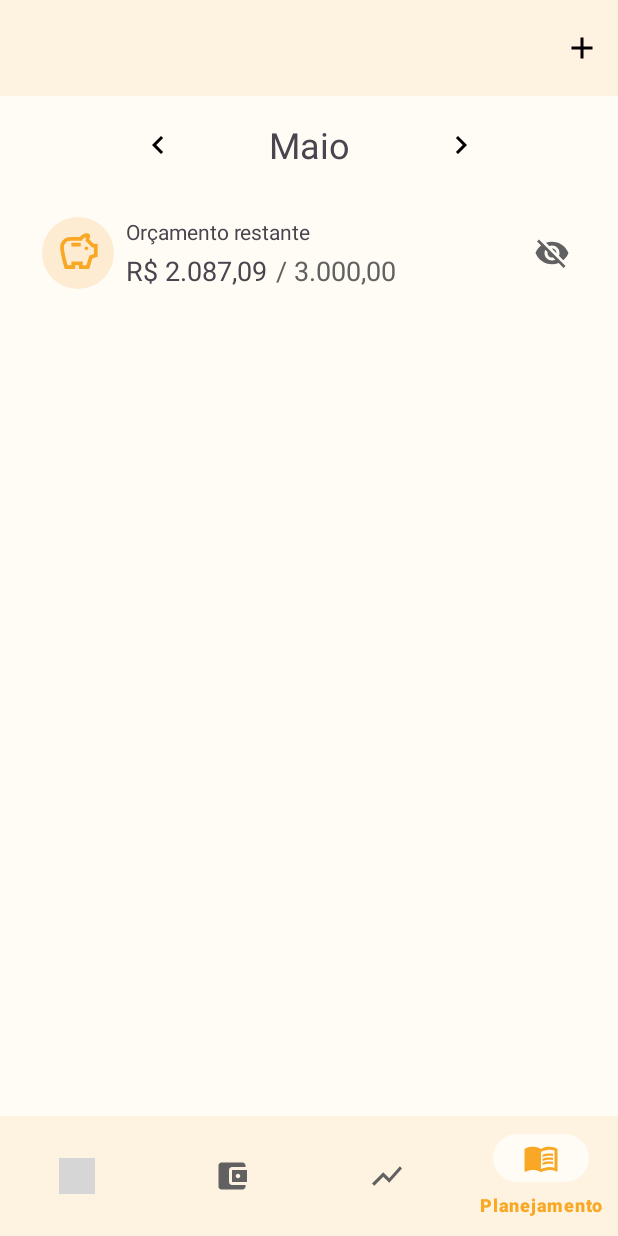
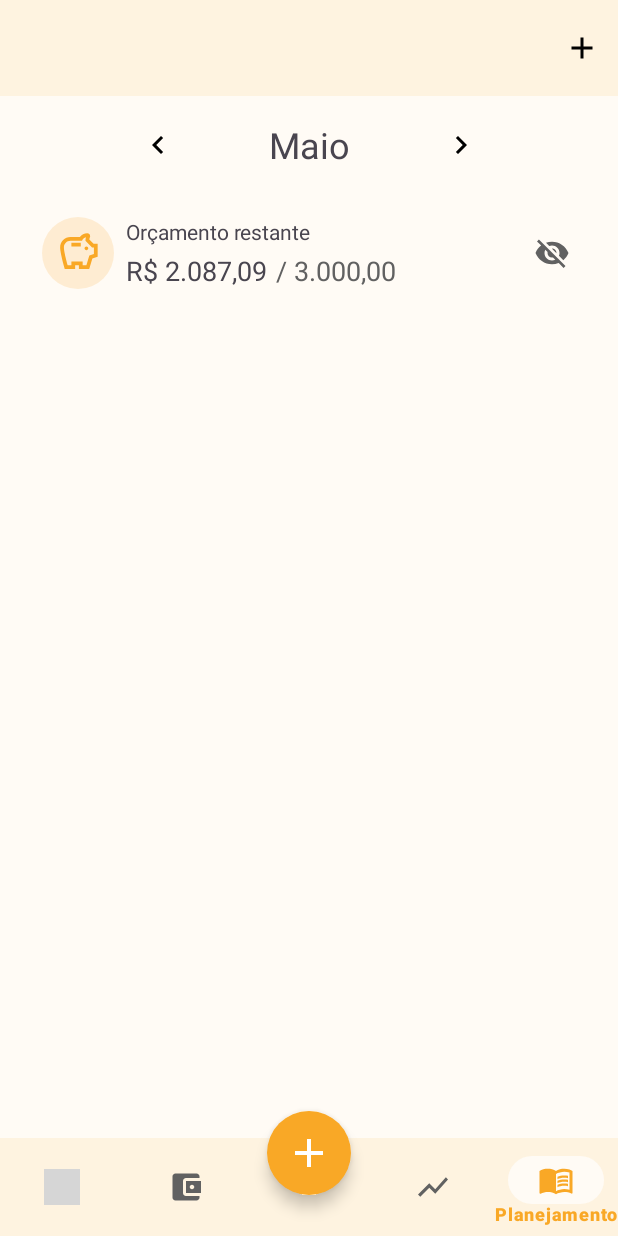
Before and after one commit to htchristie/finances-app, an Android app: the PlanningFragment screen opened through its navigation route, on a phone screen of 412 x 824 dp. Run offline under Robolectric (Android 15) with nearby library versions, the phone set to English and light mode, and no system bars; our stand-ins replace navigation-ui; grey boxes are pictures that could not be loaded.

Commit message:
added floating action button

```diff
--- a/app/src/main/java/com/fmu/financesapp/fragments/PlanningFragment.java
+++ b/app/src/main/java/com/fmu/financesapp/fragments/PlanningFragment.java
@@ -2,6 +2,8 @@ package com.fmu.financesapp.fragments;
 
 import android.os.Bundle;
 
+import androidx.annotation.NonNull;
+import androidx.annotation.Nullable;
 import androidx.fragment.app.Fragment;
 
 import android.view.LayoutInflater;
@@ -9,58 +11,29 @@ import android.view.View;
 import android.view.ViewGroup;
 
 import com.fmu.financesapp.R;
+import com.fmu.financesapp.databinding.ActivityMainBinding;
+import com.fmu.financesapp.databinding.FragmentPlanningBinding;
 
-/**
- * A simple {@link Fragment} subclass.
- * Use the {@link PlanningFragment#newInstance} factory method to
- * create an instance of this fragment.
- */
 public class PlanningFragment extends Fragment {
 
-    // TODO: Rename parameter arguments, choose names that match
-    // the fragment initialization parameters, e.g. ARG_ITEM_NUMBER
-    private static final String ARG_PARAM1 = "param1";
-    private static final String ARG_PARAM2 = "param2";
-
-    // TODO: Rename and change types of parameters
-    private String mParam1;
-    private String mParam2;
-
-    public PlanningFragment() {
-        // Required empty public constructor
-    }
-
-    /**
-     * Use this factory method to create a new instance of
-     * this fragment using the provided parameters.
-     *
-     * @param param1 Parameter 1.
-     * @param param2 Parameter 2.
-     * @return A new instance of fragment PlanningFragment.
-     */
-    // TODO: Rename and change types and number of parameters
-    public static PlanningFragment newInstance(String param1, String param2) {
-        PlanningFragment fragment = new PlanningFragment();
-        Bundle args = new Bundle();
-        args.putString(ARG_PARAM1, param1);
-        args.putString(ARG_PARAM2, param2);
-        fragment.setArguments(args);
-        return fragment;
-    }
+    private FragmentPlanningBinding binding;
 
     @Override
     public void onCreate(Bundle savedInstanceState) {
         super.onCreate(savedInstanceState);
-        if (getArguments() != null) {
-            mParam1 = getArguments().getString(ARG_PARAM1);
-            mParam2 = getArguments().getString(ARG_PARAM2);
-        }
     }
 
     @Override
     public View onCreateView(LayoutInflater inflater, ViewGroup container,
                              Bundle savedInstanceState) {
-        // Inflate the layout for this fragment
-        return inflater.inflate(R.layout.fragment_planning, container, false);
+        binding = FragmentPlanningBinding.inflate(inflater, container, false);
+        return binding.getRoot();
     }
+
+    @Override
+    public void onDestroyView() {
+        super.onDestroyView();
+        binding = null;
+    }
+
 }
--- /dev/null
+++ b/app/src/main/res/drawable/ic_nav_add.xml
@@ -0,0 +1,5 @@
+<vector android:height="65dp" android:tint="#FFFFFF"
+    android:viewportHeight="24" android:viewportWidth="24"
+    android:width="65dp" xmlns:android="http://schemas.android.com/apk/res/android">
+    <path android:fillColor="@android:color/white" android:pathData="M19,13h-6v6h-2v-6H5v-2h6V5h2v6h6v2z"/>
+</vector>
--- a/app/src/main/res/layout/activity_main.xml
+++ b/app/src/main/res/layout/activity_main.xml
@@ -14,22 +14,41 @@
         app:defaultNavHost="true"
         app:layout_constraintBottom_toTopOf="@+id/bottomNavigationView"
         app:layout_constraintEnd_toEndOf="parent"
-        app:layout_constraintHorizontal_bias="0.0"
         app:layout_constraintStart_toStartOf="parent"
         app:layout_constraintTop_toTopOf="parent"
-        app:layout_constraintVertical_bias="0.0"
         app:navGraph="@navigation/nav_main" />
 
     <com.google.android.material.bottomnavigation.BottomNavigationView
         android:id="@+id/bottomNavigationView"
         android:layout_width="match_parent"
-        android:layout_height="wrap_content"
+        android:layout_height="65dp"
+        android:background="@color/amber_100"
+        app:itemPaddingBottom="10dp"
         app:layout_constraintBottom_toBottomOf="parent"
         app:layout_constraintEnd_toEndOf="parent"
         app:layout_constraintStart_toStartOf="parent"
-        android:background="@color/amber_100"
         app:menu="@menu/bottom_nav"
         app:labelVisibilityMode="selected"
-        style="@style/Widget.App.BottomNavigationView"/>
+        style="@style/Widget.App.BottomNavigationView">
+
+    </com.google.android.material.bottomnavigation.BottomNavigationView>
+
+    <com.google.android.material.floatingactionbutton.FloatingActionButton
+        android:id="@+id/floatingActionButton"
+        android:layout_width="364dp"
+        android:layout_height="wrap_content"
+        android:layout_marginBottom="45dp"
+        android:backgroundTint="@color/amber_600"
+        android:clickable="true"
+        android:contentDescription="@string/tr_menu_add"
+        android:focusable="true"
+        android:tint="@color/white"
+        app:borderWidth="0dp"
+        app:layout_constraintBottom_toBottomOf="parent"
+        app:layout_constraintEnd_toEndOf="@+id/bottomNavigationView"
+        app:layout_constraintStart_toStartOf="@+id/bottomNavigationView"
+        app:layout_constraintTop_toTopOf="@id/bottomNavigationView"
+        app:maxImageSize="32dp"
+        app:srcCompat="@drawable/ic_add" />
 
 </androidx.constraintlayout.widget.ConstraintLayout>
--- a/app/src/main/res/layout/fragment_planning.xml
+++ b/app/src/main/res/layout/fragment_planning.xml
@@ -18,7 +18,7 @@
             android:layout_height="wrap_content">
 
             <com.google.android.material.appbar.MaterialToolbar
-                android:id="@+id/materialToolbar"
+                android:id="@+id/planningToolbar"
                 android:layout_width="match_parent"
                 android:layout_height="wrap_content"
                 android:background="?attr/colorPrimary"
@@ -38,7 +38,7 @@
                 android:textSize="24sp"
                 app:layout_constraintEnd_toEndOf="parent"
                 app:layout_constraintStart_toStartOf="parent"
-                app:layout_constraintTop_toBottomOf="@+id/materialToolbar" />
+                app:layout_constraintTop_toBottomOf="@+id/planningToolbar" />
 
             <ImageView
                 android:id="@+id/ivPlLeftArrow"
--- a/app/src/main/res/menu/bottom_nav.xml
+++ b/app/src/main/res/menu/bottom_nav.xml
@@ -10,6 +10,9 @@
         android:icon="@drawable/ic_wallet"
         android:id="@+id/navTransactions"/>
     <item
+        android:id="@+id/navPlaceholder"
+        android:title="" />
+    <item
         android:title="@string/nav_statistics"
         android:icon="@drawable/ic_show_chart"
         android:id="@+id/navStatistics"/>
--- a/app/src/main/res/values/themes.xml
+++ b/app/src/main/res/values/themes.xml
@@ -1,4 +1,4 @@
-<resources xmlns:tools="http://schemas.android.com/tools">
+<resources>
     <!-- Base application theme. -->
     <style name="Theme.FinancesApp" parent="Theme.Material3.Light.NoActionBar">
         <!-- Primary brand color. -->
@@ -11,8 +11,9 @@
         <item name="colorSecondaryVariant">@color/green_500</item>
         <item name="colorOnSecondary">@color/black</item>
         <!-- Status bar color. -->
-        <item name="android:statusBarColor" tools:targetApi="l">?attr/colorPrimaryVariant</item>
+        <item name="android:statusBarColor" >?attr/colorPrimaryVariant</item>
         <!-- Customize your theme here. -->
+        <item name="floatingActionButtonStyle">@style/FloatingActionButtonStyle</item>
     </style>
 
     <style name="Widget.App.BottomNavigationView" parent="Widget.Material3.BottomNavigationView">
@@ -27,4 +28,12 @@
         <item name="colorOnSecondaryContainer">@color/amber_600</item>
     </style>
 
+    <style name="FloatingActionButtonStyle" parent="Widget.Design.FloatingActionButton">
+        <item name="shapeAppearanceOverlay">@style/FabShapeStyle</item>
+    </style>
+
+    <style name="FabShapeStyle" parent="ShapeAppearance.Material3.SmallComponent">
+        <item name="cornerSize">50%</item>
+    </style>
+
 </resources>
```
